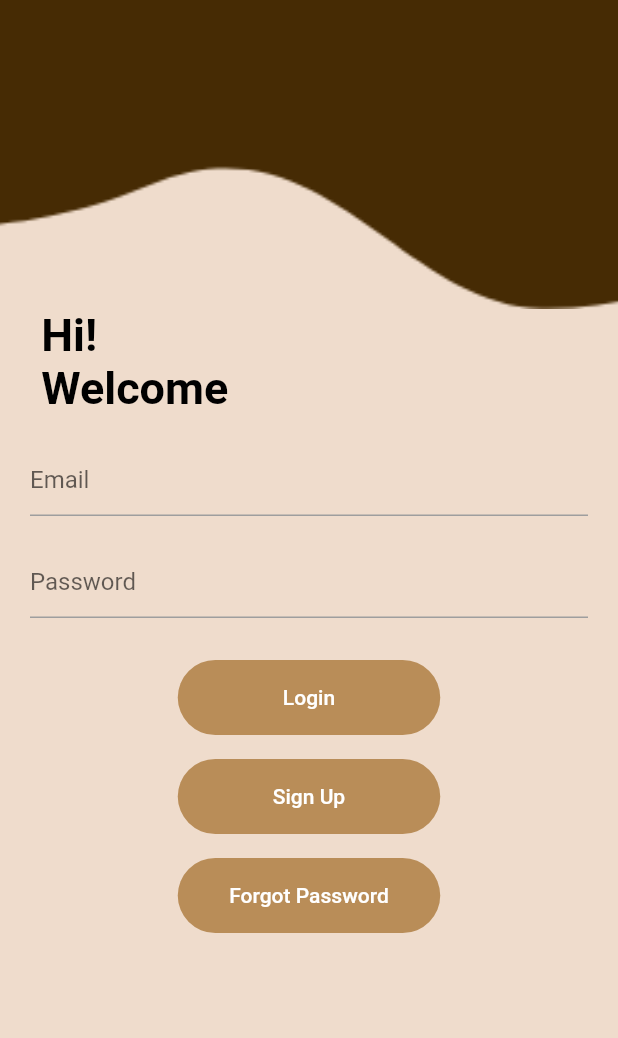
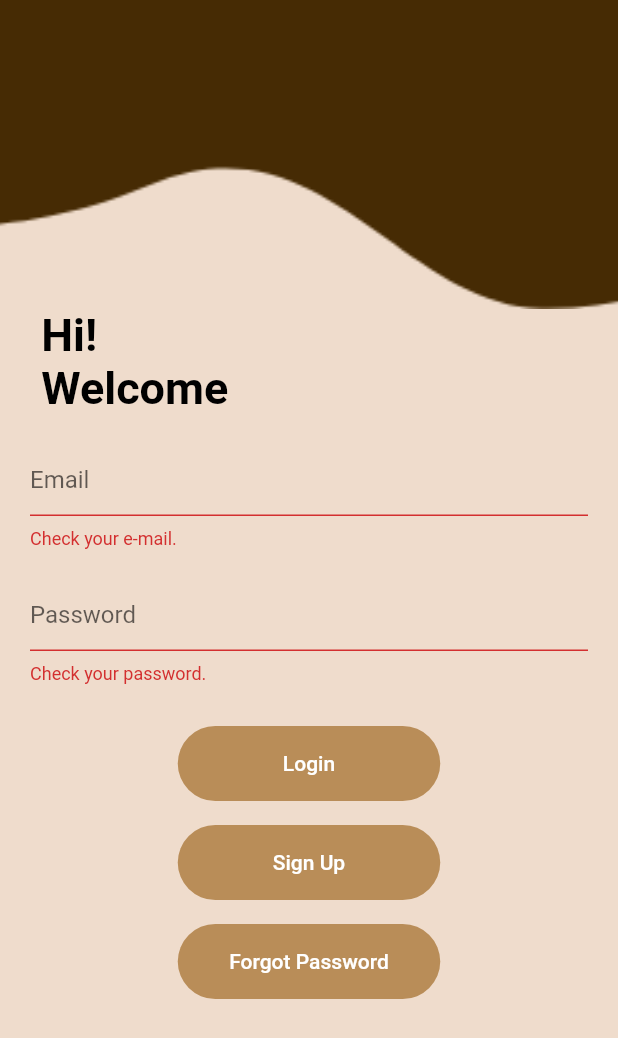
Before and after one commit to 404ibra/CoffeeShop, a Flutter app: the screen it shows after launch, after a tap on "Login", on a phone screen of 412 x 824 dp. Shown: the top 1038 px of the screen. Run offline on Flutter 3.47's test engine with Material 2 defaults, Android fonts, the phone set to English and light mode, and no system bars; our stand-ins replace firebase_auth, firebase_core; accounts and stored records are empty.

Commit message:
Coffee Shop Update
Update login screen

```diff
--- a/loginpage/page/lib/main.dart
+++ b/loginpage/page/lib/main.dart
@@ -3,6 +3,7 @@ import 'package:flutter/services.dart';
 import 'package:firebase_core/firebase_core.dart';
 import 'package:page/pages/auth/login_page.dart';
 import 'package:page/pages/auth/sign_up.dart';
+import 'package:page/pages/home_page.dart';
 import 'package:page/utils/customColors.dart';
 import 'firebase_options.dart';
 
@@ -25,6 +26,7 @@ class MyApp extends StatelessWidget {
       routes: {
         "/loginPage" :(context) => LoginPage(),
         "/signUp" :(context) => SignUp(),
+        "/homePage":(context) => HomePage(),
 
       },
       theme: ThemeData(
--- a/loginpage/page/lib/pages/auth/login_page.dart
+++ b/loginpage/page/lib/pages/auth/login_page.dart
@@ -1,3 +1,4 @@
+import 'package:firebase_auth/firebase_auth.dart';
 import 'package:flutter/material.dart';
 import 'package:flutter/src/widgets/container.dart';
 import 'package:flutter/src/widgets/framework.dart';
@@ -12,12 +13,16 @@ class LoginPage extends StatefulWidget {
 }
 
 class _LoginPageState extends State<LoginPage> {
+  late String email, password;
+  final formkey = GlobalKey<FormState>();
+  final firebaseAuth = FirebaseAuth.instance;
+
   @override
   Widget build(BuildContext context) {
     var height = MediaQuery.of(context).size.height;
     String topImage = "assets/image/topImage.png";
+
     return Scaffold(
-
       //Normally  when we pressed textfield it gives an error because other texfields are closed but we added we can prevent this erro  r
       //  with SingleChildScrollView()...
       body: appBody(height, topImage),
@@ -34,6 +39,8 @@ class _LoginPageState extends State<LoginPage> {
             Container(
                 child: Padding(
               padding: const EdgeInsets.symmetric(horizontal: 20),
+              child: Form(
+                key: formkey,
                 child: Column(
                   crossAxisAlignment: CrossAxisAlignment.start,
                   children: [
@@ -48,6 +55,7 @@ class _LoginPageState extends State<LoginPage> {
                     forgotButton(),
                   ],
                 ),
+              ),
             ))
           ],
         ),
@@ -59,26 +67,39 @@ class _LoginPageState extends State<LoginPage> {
     return Container(
       height: height * 0.25,
       decoration: BoxDecoration(
-                image: DecorationImage(
-                    image: AssetImage(topImage),
-                    fit: BoxFit.cover)),
+          image:
+              DecorationImage(image: AssetImage(topImage), fit: BoxFit.cover)),
     );
   }
 
-
 //username and password textfields...
 
-  TextField passwordTextField() {
-    return TextField(
+  TextFormField passwordTextField() {
+    return TextFormField(
+      validator: (value) {
+        if (value!.isEmpty) {
+          return "Check your password.";
+        }else{}
+      },
+      onSaved: (value) {
+        password = value!;
+      },
+      obscureText: true,
       decoration: customInputDecoration("Password"),
     );
   }
 
-  TextField emailTextField() {
-    return TextField(
-      decoration:
-
-      customInputDecoration("Email"),
+  TextFormField emailTextField() {
+    return TextFormField(
+      validator: (value) {
+        if (value!.isEmpty) {
+          return "Check your e-mail.";
+        } else {}
+      },
+      onSaved: (value) {
+       email = value!;
+      },
+      decoration: customInputDecoration("Email"),
     );
   }
 
@@ -95,7 +116,7 @@ class _LoginPageState extends State<LoginPage> {
   Center loginButton() {
     return Center(
       child: TextButton(
-        onPressed: (){},
+        onPressed: login,
         child: Container(
           height: 50,
           width: 175,
@@ -112,6 +133,20 @@ class _LoginPageState extends State<LoginPage> {
       ),
     );
   }
+void login() async {
+    if (formkey.currentState!.validate()) {
+      formkey.currentState!.save();
+      try {
+        var userResult = await firebaseAuth.signInWithEmailAndPassword(
+            email: email, password: password);
+            print(userResult.user!.email);
+            Navigator.pushReplacementNamed(context, "/homePage");
+      } catch (e) {
+        print(e.toString());
+      }
+    }else{}
+  }
+
   Center signUpButton() {
     return Center(
       child: TextButton(
@@ -136,7 +171,7 @@ class _LoginPageState extends State<LoginPage> {
   Center forgotButton() {
     return Center(
       child: TextButton(
-        onPressed: (){},
+        onPressed: () {},
         child: Container(
           height: 50,
           width: 175,
@@ -171,4 +206,7 @@ class _LoginPageState extends State<LoginPage> {
 }
 
 
+
+
+
 //register button onpresseed
--- a/loginpage/page/lib/utils/customColors.dart
+++ b/loginpage/page/lib/utils/customColors.dart
@@ -4,4 +4,5 @@ class CustomColors {
   static const undirlineEnabledBorder = Color(0xfffb98d58);
   static const customButtonColor = Color(0xfffb98d58);
   static const backgroundColor = Color(0XfffEFDCCC);
+  static const textHeadColor = Color(0xfff252525);
 }
```
Also changed, not shown: loginpage/page/lib/pages/auth/sign_up.dart (+18 -15 lines), loginpage/page/lib/pages/home_page.dart (added, +30 -0 lines). Lines whose indentation alone changed are shown as unchanged.
